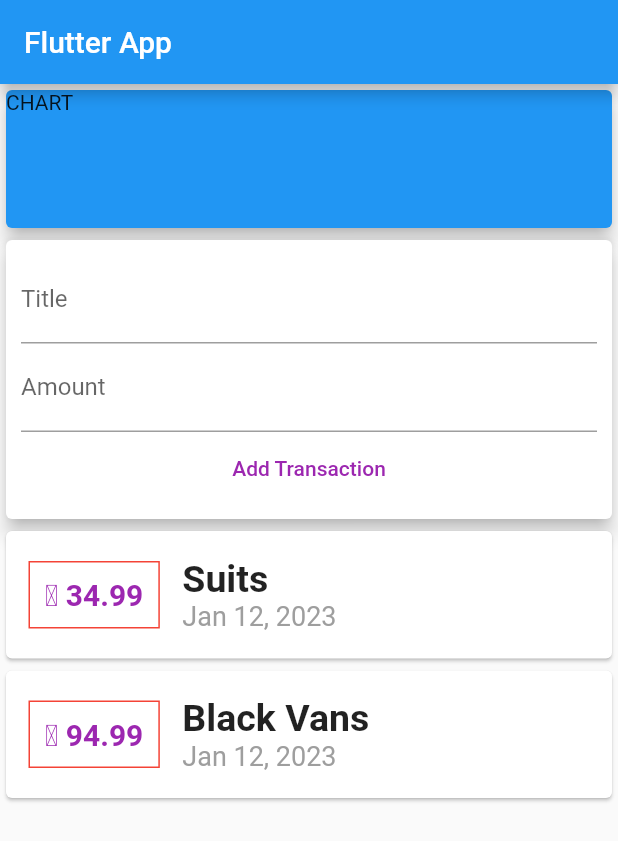
After one commit to SethMegbetor/flutter_expense_tracker, a Flutter app: the screen it shows after launch, after a tap on "Add Transaction", on a phone screen of 412 x 824 dp. The commit adds this screen. Shown: the top 841 px of the screen. Run offline on Flutter 3.47's test engine with Material 2 defaults, Android fonts, the phone set to English and light mode, and no system bars.

Commit message:
added ListView builder

```diff
--- /dev/null
+++ b/lib/widgets/new_transaction.dart
@@ -0,0 +1,53 @@
+import 'package:flutter/material.dart';
+
+class NewTransaction extends StatelessWidget {
+  // const NewTransaction({super.key});
+  final Function addTx;
+  final titleController = TextEditingController();
+  final amountController = TextEditingController();
+
+  NewTransaction(this.addTx, {super.key});
+
+  @override
+  Widget build(BuildContext context) {
+    return Card(
+      elevation: 5,
+      child: Container(
+        padding: EdgeInsets.all(10),
+        child: Column(
+          // crossAxisAlignment: CrossAxisAlignment.end,
+          children: [
+            TextField(
+              decoration: InputDecoration(labelText: "Title"),
+              controller: titleController,
+              // onChanged: (value) {
+              //   titleInput = value;
+              // },
+            ),
+            TextField(
+              decoration: InputDecoration(labelText: "Amount"),
+              controller: amountController,
+              // onChanged: (value) {
+              //   amountInput = value;
+              // },
+            ),
+            TextButton(
+              child: Text("Add Transaction"),
+              style: ButtonStyle(
+                foregroundColor:
+                    MaterialStateProperty.all<Color>(Colors.purple),
+                // backgroundColor: MaterialStateProperty.all(Colors.green),
+              ),
+              onPressed: () {
+                addTx(
+                  titleController.text,
+                  double.parse(amountController.text),
+                );
+              },
+            )
+          ],
+        ),
+      ),
+    );
+  }
+}
--- a/lib/widgets/transaction_list.dart
+++ b/lib/widgets/transaction_list.dart
@@ -2,34 +2,19 @@ import '../models/transaction.dart';
 import 'package:flutter/material.dart';
 import 'package:intl/intl.dart';
 
+class TransactionList extends StatelessWidget {
+  // const TransactionList({super.key});
 
-class TransactionList extends StatefulWidget {
-  const TransactionList({super.key});
+  final List<Transaction> transactions;
 
-  @override
-  State<TransactionList> createState() => _TransactionListState();
-}
-
-class _TransactionListState extends State<TransactionList> {
-  final List<Transaction> _userTransaction = [
-    Transaction(
-      id: "t1",
-      title: "Suits",
-      amount: 34.99,
-      date: DateTime.now(),
-    ),
-    Transaction(
-      id: "t2",
-      title: "Black Vans",
-      amount: 94.99,
-      date: DateTime.now(),
-    )
-  ];
+  TransactionList(this.transactions);
 
   @override
   Widget build(BuildContext context) {
-    return Column(
-      children: _userTransaction.map((tx) {
+    return Container(
+      height: 400,
+      child: ListView.builder(
+        itemBuilder: (ctx, index) {
           return Card(
             child: Row(
               children: [
@@ -40,7 +25,7 @@ class _TransactionListState extends State<TransactionList> {
                       BoxDecoration(border: Border.all(color: Colors.red)),
                   child: Text(
                     // tx.amount.toString(),
-                  "₵ ${tx.amount}",
+                    "₵ ${transactions[index].amount}",
                     style: TextStyle(
                         fontSize: 20,
                         fontWeight: FontWeight.bold,
@@ -51,7 +36,7 @@ class _TransactionListState extends State<TransactionList> {
                   crossAxisAlignment: CrossAxisAlignment.start,
                   children: [
                     Text(
-                    tx.title,
+                      transactions[index].title,
                       style: TextStyle(
                         fontWeight: FontWeight.bold,
                         fontSize: 25,
@@ -59,7 +44,7 @@ class _TransactionListState extends State<TransactionList> {
                     ),
                     Text(
                       // tx.date.toString(),
-                    DateFormat.yMMMd().format(tx.date),
+                      DateFormat.yMMMd().format(transactions[index].date),
                       style: TextStyle(
                         color: Colors.grey,
                         fontSize: 18,
@@ -70,11 +55,13 @@ class _TransactionListState extends State<TransactionList> {
               ],
             ),
           );
-      }).toList(),
+        },
+        itemCount: transactions.length,
         // Card(
         //   color: Colors.red,
         //   child: Text("LIST OF TX"),
         // ),
+      ),
     );
   }
 }
--- /dev/null
+++ b/lib/widgets/user_transactions.dart
@@ -0,0 +1,51 @@
+import 'package:flutter/material.dart';
+import './new_transaction.dart';
+import './transaction_list.dart';
+import '../models/transaction.dart';
+
+class UserTransactions extends StatefulWidget {
+  const UserTransactions({super.key});
+
+  @override
+  State<UserTransactions> createState() => _UserTransactionsState();
+}
+
+class _UserTransactionsState extends State<UserTransactions> {
+  final List<Transaction> _userTransactions = [
+    Transaction(
+      id: "t1",
+      title: "Suits",
+      amount: 34.99,
+      date: DateTime.now(),
+    ),
+    Transaction(
+      id: "t2",
+      title: "Black Vans",
+      amount: 94.99,
+      date: DateTime.now(),
+    ),
+  ];
+
+  void _addNewTransaction(String txTitle, double txAmount) {
+    final newTx = Transaction(
+      id: DateTime.now().toString(),
+      title: txTitle,
+      amount: txAmount,
+      date: DateTime.now(),
+    );
+
+    setState(() {
+      _userTransactions.add(newTx);
+    });
+  }
+
+  @override
+  Widget build(BuildContext context) {
+    return Column(
+      children: [
+        NewTransaction(_addNewTransaction),
+        TransactionList(_userTransactions),
+      ],
+    );
+  }
+}
```
Also changed, not shown: lib/main.dart (+4 -40 lines). Lines whose indentation alone changed are shown as unchanged.
